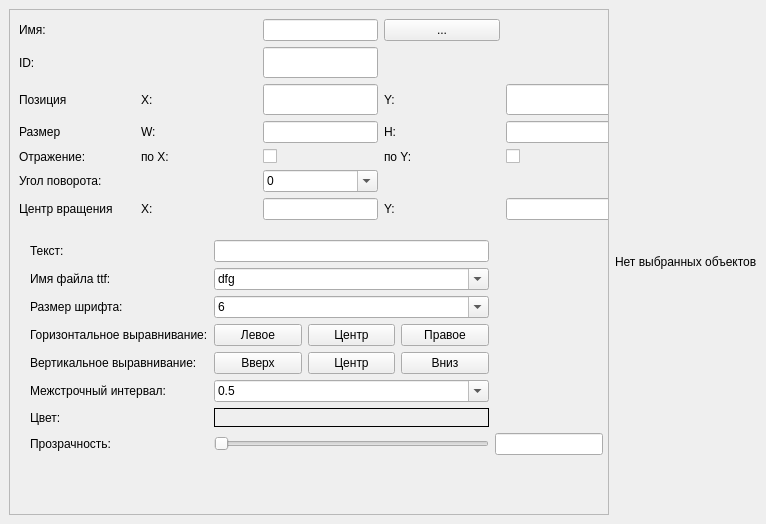
Before: the Qt Designer form ui/property_window.ui in ermachkov/GUI-Creator, drawn with Qt 5.
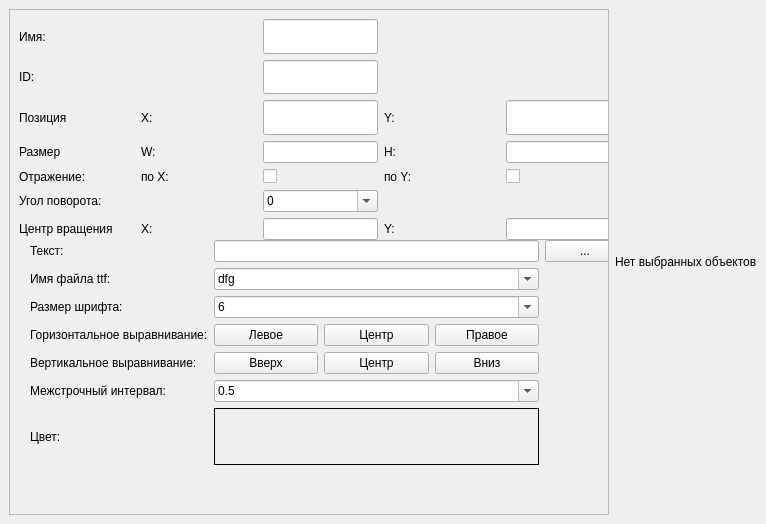
After: the same form once the commit is applied. The open tabs and pages were chosen to show the change.

Patch:
```diff
--- a/ui/property_window.ui
+++ b/ui/property_window.ui
@@ -31,8 +31,8 @@
         <rect>
          <x>0</x>
          <y>0</y>
-         <width>608</width>
-         <height>482</height>
+         <width>557</width>
+         <height>479</height>
         </rect>
        </property>
        <widget class="QStackedWidget" name="mStackedWidget">
@@ -144,8 +144,8 @@
            <rect>
             <x>10</x>
             <y>10</y>
-            <width>573</width>
-            <height>215</height>
+            <width>595</width>
+            <height>246</height>
            </rect>
           </property>
           <layout class="QGridLayout" name="gridLayout_4">
@@ -220,21 +220,14 @@
            </item>
            <item row="7" column="1">
             <widget class="QSlider" name="mLabelOpacityHorizontalSlider">
+             <property name="maximum">
+              <number>100</number>
+             </property>
              <property name="orientation">
               <enum>Qt::Horizontal</enum>
              </property>
             </widget>
            </item>
-           <item row="7" column="2">
-            <widget class="QLineEdit" name="mLabelOpacityLineEdit">
-             <property name="sizePolicy">
-              <sizepolicy hsizetype="Preferred" vsizetype="Preferred">
-               <horstretch>0</horstretch>
-               <verstretch>0</verstretch>
-              </sizepolicy>
-             </property>
-            </widget>
-           </item>
            <item row="3" column="1">
             <layout class="QHBoxLayout" name="horizontalLayout_3">
              <item>
@@ -433,6 +426,20 @@
              </item>
             </widget>
            </item>
+           <item row="0" column="2">
+            <widget class="QPushButton" name="mTextEditPushButton">
+             <property name="text">
+              <string>...</string>
+             </property>
+            </widget>
+           </item>
+           <item row="7" column="2">
+            <widget class="QLabel" name="mLabelOpacityValueLabel">
+             <property name="text">
+              <string>TextLabel</string>
+             </property>
+            </widget>
+           </item>
           </layout>
          </widget>
         </widget>
@@ -443,7 +450,7 @@
           <x>9</x>
           <y>9</y>
           <width>725</width>
-          <height>201</height>
+          <height>221</height>
          </rect>
         </property>
         <layout class="QHBoxLayout" name="horizontalLayout_2">
@@ -758,13 +765,6 @@
              </property>
             </widget>
            </item>
-           <item row="0" column="3">
-            <widget class="QPushButton" name="mNameEditPushButton">
-             <property name="text">
-              <string>...</string>
-             </property>
-            </widget>
-           </item>
           </layout>
          </item>
         </layout>
```
Left out of the diff: 33 changed lines with no effect on the pictures.
